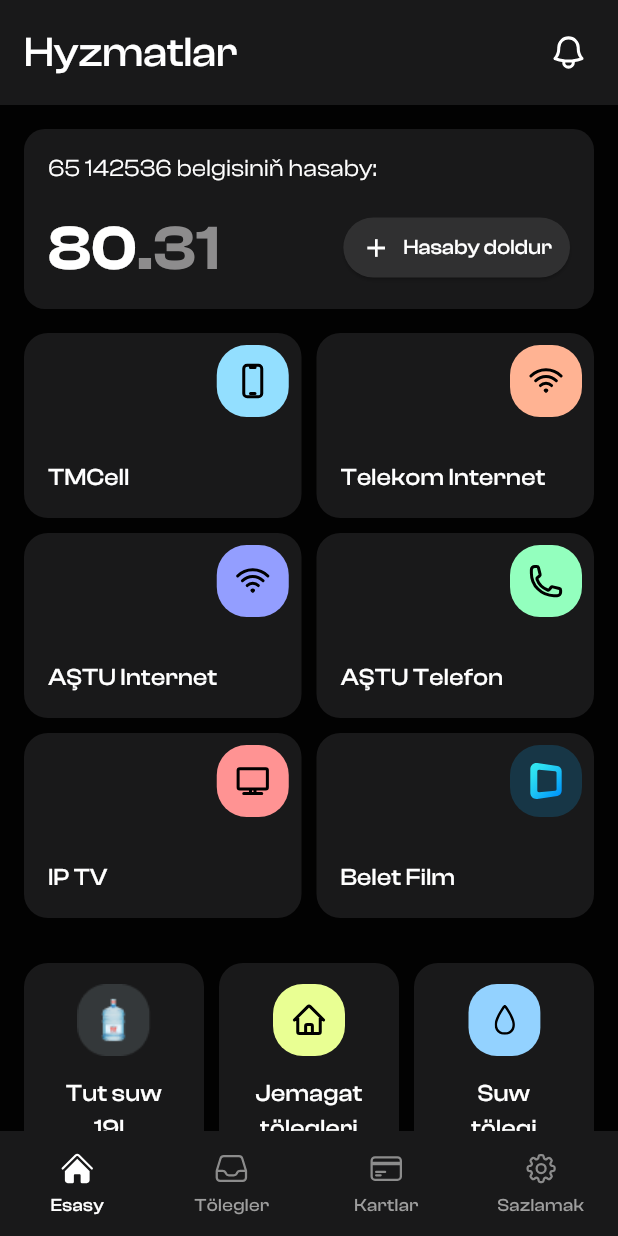
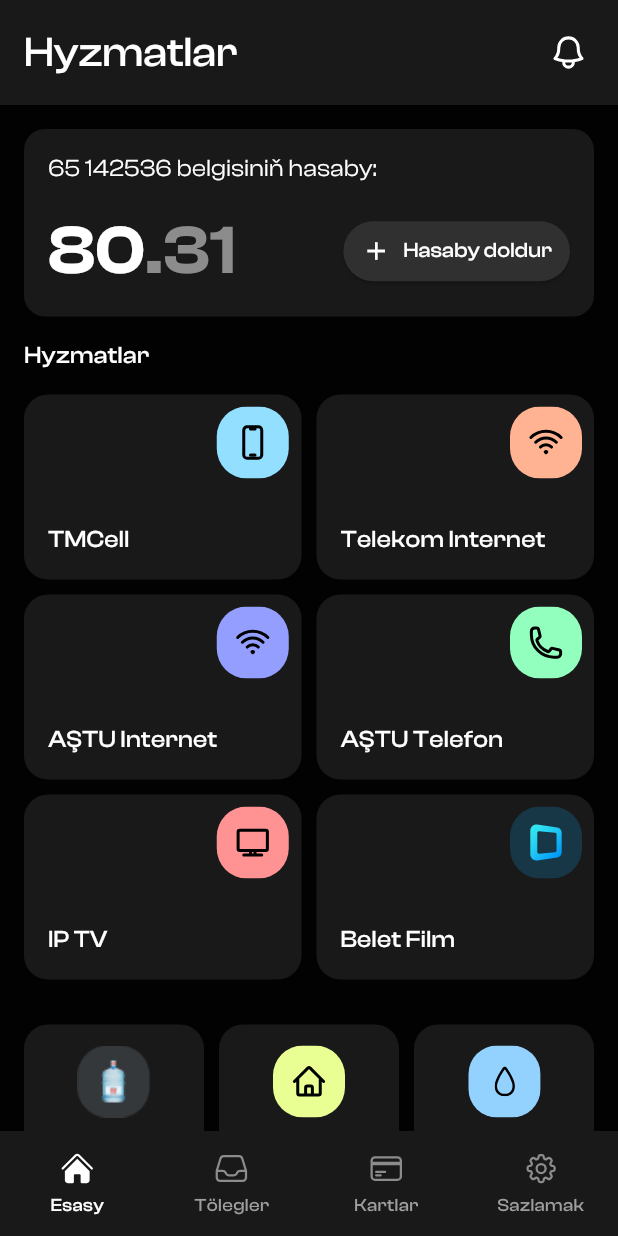
Before and after one commit to Maksat0306/Payment, a Flutter app: the screen it shows after launch, on a phone screen of 412 x 824 dp. Run offline on Flutter 3.47's test engine with Material 3 defaults, Android fonts, the phone set to English and light mode, and no system bars; our stand-ins replace flutter_svg.

Commit message:
Hyzmatlar text

```diff
--- a/lib/components/money.dart
+++ b/lib/components/money.dart
@@ -16,7 +16,7 @@
         valueString.split('.'); // Noktadan önce ve sonra ayırır
 
     return Padding(
-      padding: const EdgeInsets.all(16.0),
+      padding: const EdgeInsets.only(top: 16, right: 16, left: 16),
       child: Column(
         children: [
           Container(
@@ -50,7 +50,7 @@
                             text: parts[0], // Noktadan önceki kısım
                             style: const TextStyle(
                               color: Colors.white,
-                              fontSize: 42,
+                              fontSize: 46,
                               fontFamily: 'ClashDisplay',
                               fontWeight: FontWeight.w600,
                               height: 1.2,
@@ -60,7 +60,7 @@
                             text: '.${parts[1]}', // Noktadan sonraki kısım
                             style: const TextStyle(
                               color: Color(0xFF8D8C8D),
-                              fontSize: 42,
+                              fontSize: 46,
                               fontFamily: 'ClashDisplay',
                               fontWeight: FontWeight.w600,
                               height: 1.2,
--- a/lib/screens/home_screen_content.dart
+++ b/lib/screens/home_screen_content.dart
@@ -48,6 +48,21 @@
               ],
             ),
           ),
+          SliverToBoxAdapter(
+            child: Padding(
+              padding: const EdgeInsets.all(16),
+              child: Text(
+                'Hyzmatlar',
+                style: TextStyle(
+                  color: Colors.white,
+                  fontSize: 16,
+                  fontFamily: 'ClashDisplay',
+                  fontWeight: FontWeight.w500,
+                  height: 0,
+                ),
+              ),
+            ),
+          ),
           SliverPadding(
             padding: const EdgeInsets.symmetric(horizontal: 16),
             sliver: SliverGrid(
@@ -72,11 +87,9 @@
               ),
             ),
           ),
-
           SliverToBoxAdapter(
               // SliverToBoxAdapter kullanımı
               child: SizedBox(height: 30)),
-
           SliverPadding(
             padding: const EdgeInsets.symmetric(horizontal: 16),
             sliver: SliverGrid(
@@ -101,9 +114,8 @@
               ),
             ),
           ),
-
           SliverToBoxAdapter(
-            // SliverToBoxAdapter kullanımı
+              // SliverToBoxAdapter kullanımı
               child: SizedBox(height: 16)),
         ],
       ),
@@ -127,13 +139,15 @@
     }
   }
 
-  void _navigateToOtherService(BuildContext context, OtherServicesValue service) {
+  void _navigateToOtherService(
+      BuildContext context, OtherServicesValue service) {
     switch (service) {
       case OtherServicesValue.tut:
         Navigator.push(
           context,
           MaterialPageRoute(
-            builder: (context) => const PaymentsScreen(), // TutScreen sayfasına yönlendirme
+            builder: (context) =>
+                const PaymentsScreen(), // TutScreen sayfasına yönlendirme
           ),
         );
         break;
@@ -141,7 +155,8 @@
         Navigator.push(
           context,
           MaterialPageRoute(
-            builder: (context) => const PaymentsScreen(), // JayJemagatScreen sayfasına yönlendirme
+            builder: (context) =>
+                const PaymentsScreen(), // JayJemagatScreen sayfasına yönlendirme
           ),
         );
         break;
@@ -149,7 +164,8 @@
         Navigator.push(
           context,
           MaterialPageRoute(
-            builder: (context) => const PaymentsScreen(), // SuwScreen sayfasına yönlendirme
+            builder: (context) =>
+                const PaymentsScreen(), // SuwScreen sayfasına yönlendirme
           ),
         );
         break;
@@ -157,5 +173,4 @@
         print('Bu servis için yönlendirme tanımlanmadı.');
     }
   }
-
 }
```
